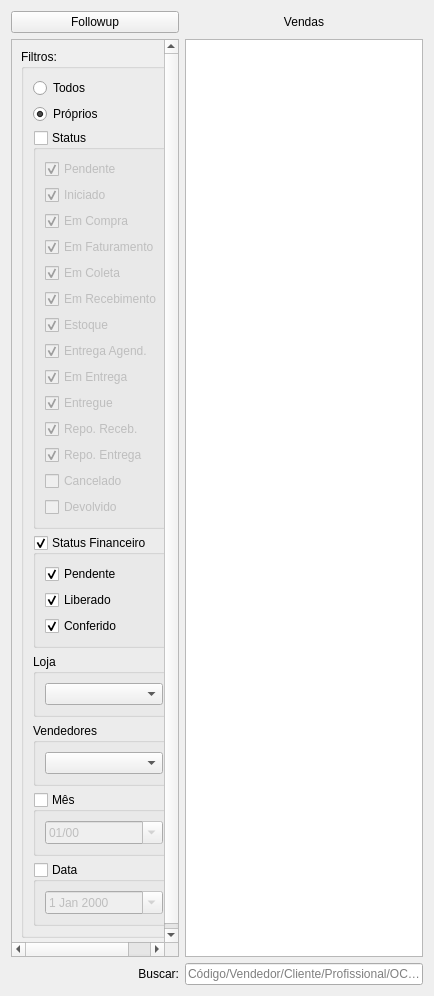
This is ui/widgetvenda.ui in darktorres/ERP-STACCATO as Qt 5 draws it before an edit. The edited form follows.
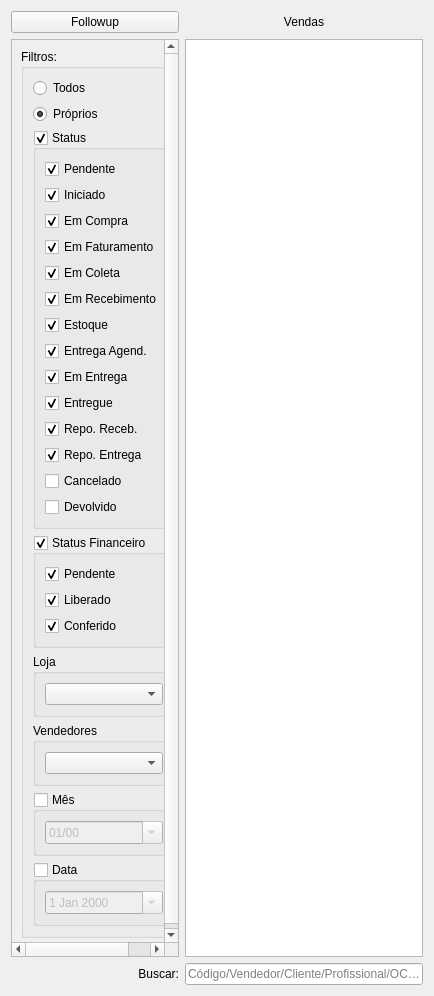
This is the edited form. Custom widgets are drawn as their Qt base class.

```diff
--- a/ui/widgetvenda.ui
+++ b/ui/widgetvenda.ui
@@ -97,7 +97,7 @@
           <x>0</x>
           <y>0</y>
           <width>174</width>
-          <height>905</height>
+          <height>913</height>
          </rect>
         </property>
         <property name="autoFillBackground">
@@ -282,7 +282,7 @@
                <bool>true</bool>
               </property>
               <property name="checked">
-               <bool>false</bool>
+               <bool>true</bool>
               </property>
               <layout class="QGridLayout" name="gridLayout_40">
                <item row="12" column="0">
```
